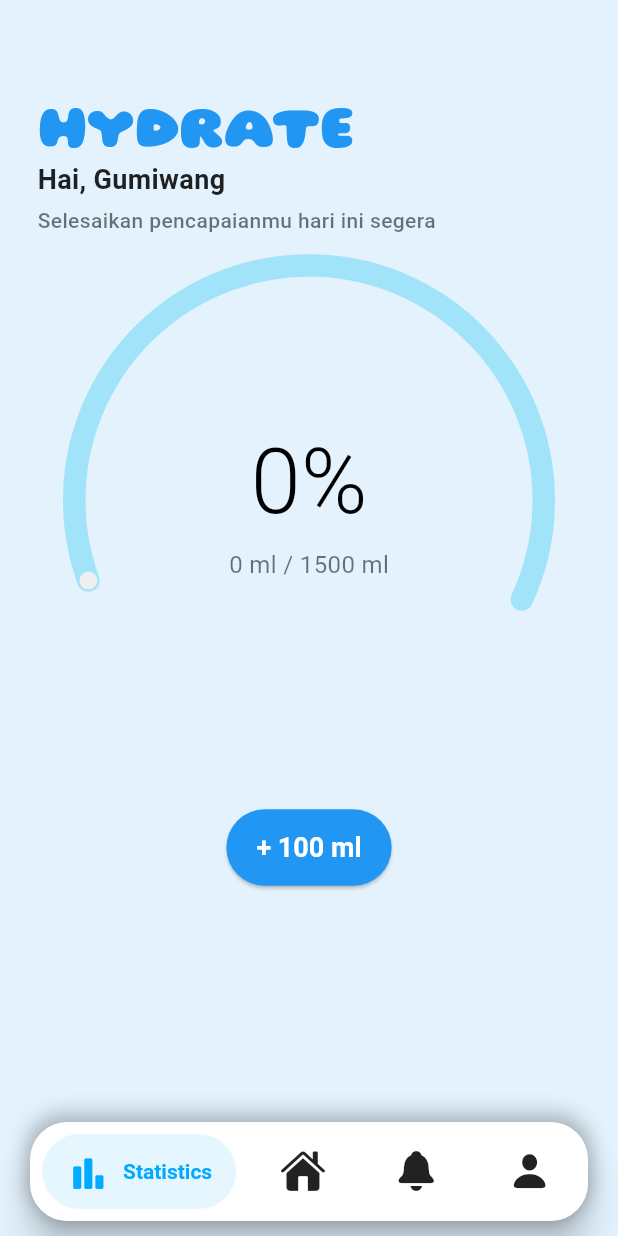
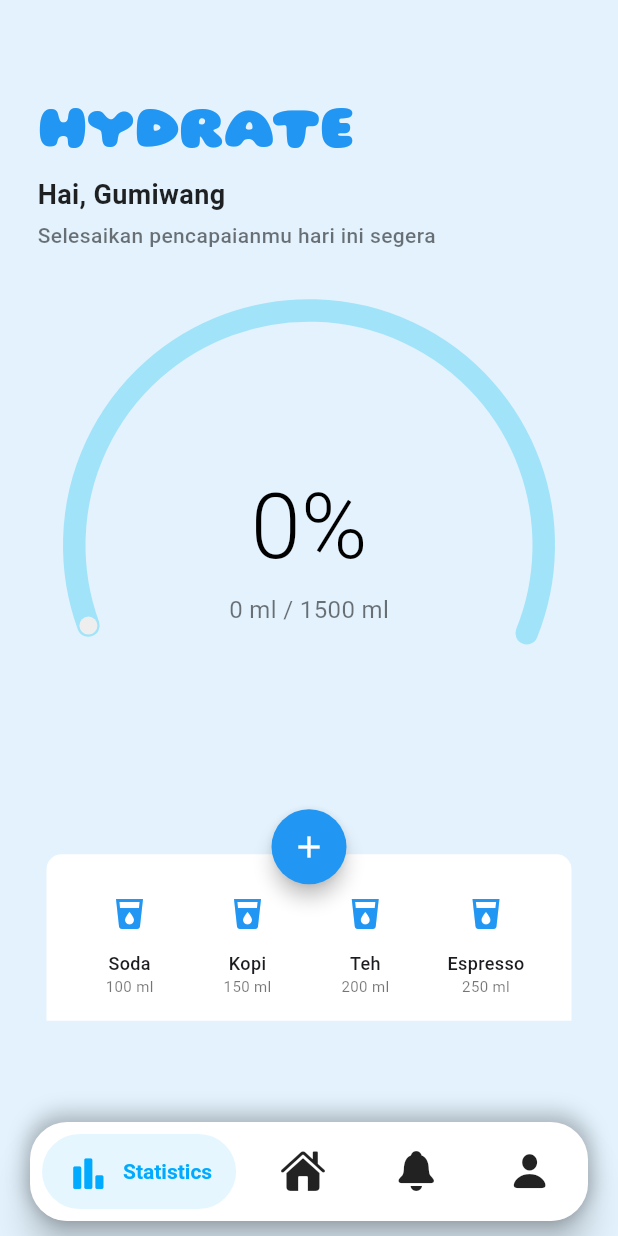
Before and after one commit to rizaldinata/hydrate, a Flutter app: the screen it shows after launch, on a phone screen of 412 x 824 dp. Run offline on Flutter 3.47's test engine with Material 3 defaults, Android fonts, the phone set to English and light mode, and no system bars; drawn by our look-alikes of dashed_circular_progress_bar, salomon_bottom_bar; our stand-ins replace flutter_svg, google_fonts, smooth_page_indicator; missing offline and left inert: water_bottle.

Commit message:
memprbaiki seluruh homescreen

```diff
--- a/lib/view/screen/home_screen1.dart
+++ b/lib/view/screen/home_screen1.dart
@@ -1,7 +1,6 @@
 import 'package:flutter/material.dart';
 import 'package:hydrate/controller/home_controller.dart';
 import 'package:hydrate/view/screen/navigation.dart';
-import 'package:smooth_page_indicator/smooth_page_indicator.dart';
 import 'package:dashed_circular_progress_bar/dashed_circular_progress_bar.dart';
 
 class HomeScreens extends StatefulWidget {
@@ -19,19 +18,7 @@ class _HomeScreenState extends State<HomeScreens>
   int _currentPage = 0;
   final double target = 1500; // Target harian air
   double currentIntake = 0; // Nilai awal air dalam ml
-  final ValueNotifier<double> _valueNotifier = ValueNotifier<double>(0); // Persentase progress
-
-  // Fungsi untuk menambahkan jumlah air
-  void _addWater(double amount) {
-    setState(() {
-      if (currentIntake + amount <= target) {
-        currentIntake += amount;
-      } else {
-        currentIntake = target; // Batas maksimal
-      }
-      _valueNotifier.value = (currentIntake / target) * 100; // Hitung progress
-    });
-  }
+  final ValueNotifier<double> _valueNotifier = ValueNotifier<double>(0);
 
   @override
   void initState() {
@@ -61,6 +48,48 @@ class _HomeScreenState extends State<HomeScreens>
     super.dispose();
   }
 
+  // Fungsi untuk menambah jumlah air
+  void _addWater(double amount) {
+    setState(() {
+      if (currentIntake + amount <= target) {
+        currentIntake += amount;
+      } else {
+        currentIntake = target;
+      }
+      _valueNotifier.value = (currentIntake / target) * 100;
+    });
+
+    print("Air ditambahkan: $amount ml, Total: $currentIntake ml");
+  }
+
+  // Menampilkan modal untuk memilih jumlah air
+  void _showAddWaterModal() {
+    print("Tombol + ditekan");
+
+    showModalBottomSheet(
+      context: context,
+      isScrollControlled: true,
+      shape: const RoundedRectangleBorder(
+        borderRadius: BorderRadius.vertical(top: Radius.circular(20)),
+      ),
+      builder: (context) {
+        print("Modal muncul");
+        return Padding(
+          padding: const EdgeInsets.all(20),
+          child: Wrap(
+            spacing: 10,
+            children: [
+              _buildWaterButton(100),
+              _buildWaterButton(200),
+              _buildWaterButton(300),
+              _buildWaterButton(500),
+            ],
+          ),
+        );
+      },
+    );
+  }
+
   @override
   Widget build(BuildContext context) {
     return Scaffold(
@@ -68,7 +97,8 @@ class _HomeScreenState extends State<HomeScreens>
       body: Stack(
         children: [
           Padding(
-            padding: const EdgeInsets.symmetric(horizontal: 25.0, vertical: 60.0),
+            padding:
+                const EdgeInsets.symmetric(horizontal: 25.0, vertical: 60.0),
             child: Column(
               crossAxisAlignment: CrossAxisAlignment.start,
               children: [
@@ -78,9 +108,7 @@ class _HomeScreenState extends State<HomeScreens>
                         fontWeight: FontWeight.w900,
                         color: Colors.blue,
                         fontFamily: "Gluten")),
-                Transform.translate(
-                  offset: const Offset(0, -10),
-                  child: Text(
+                Text(
                   "Hai, ${widget.name}",
                   style: const TextStyle(
                     fontSize: 18,
@@ -88,11 +116,8 @@ class _HomeScreenState extends State<HomeScreens>
                     color: Colors.black87,
                   ),
                 ),
-                ),
                 const SizedBox(height: 4),
-                Transform.translate(
-                  offset: const Offset(0, -10),
-                  child: const Text(
+                const Text(
                   "Selesaikan pencapaianmu hari ini segera",
                   style: TextStyle(
                     fontSize: 14,
@@ -100,16 +125,14 @@ class _HomeScreenState extends State<HomeScreens>
                     color: Colors.black54,
                   ),
                 ),
-                ),
               ],
             ),
           ),
-
           Center(
             child: Column(
               mainAxisAlignment: MainAxisAlignment.center,
               children: [
-                // const SizedBox(height: 200),
+                const SizedBox(height: 100),
                 Padding(
                   padding: const EdgeInsets.all(42.0),
                   child: Center(
@@ -118,9 +141,9 @@ class _HomeScreenState extends State<HomeScreens>
                       valueNotifier: _valueNotifier,
                       progress: _valueNotifier.value,
                       startAngle: 250,
-                      sweepAngle: 225,
+                      sweepAngle: 222,
                       foregroundColor: Colors.blue,
-                      backgroundColor: Color(0xFFA1E3F9),
+                      backgroundColor: const Color(0xFFA1E3F9),
                       foregroundStrokeWidth: 15,
                       backgroundStrokeWidth: 15,
                       animation: true,
@@ -155,29 +178,48 @@ class _HomeScreenState extends State<HomeScreens>
                     ),
                   ),
                 ),
-
-                // Row untuk tombol minum air
-                Row(
-                  mainAxisAlignment: MainAxisAlignment.center,
+                Stack(
+                  clipBehavior: Clip.none,
                   children: [
-                    _buildWaterButton(100), // Tombol untuk menambah 100ml
-                    // _buildWaterButton(300), // Tombol untuk menambah 300ml
-                    // _buildWaterButton(500), // Tombol untuk menambah 500ml
+                    Container(
+                      width: 350,
+                      padding: const EdgeInsets.all(16),
+                      decoration: const BoxDecoration(
+                        color: Colors.white,
+                        borderRadius: BorderRadius.only(
+                          topLeft: Radius.circular(10),
+                          topRight: Radius.circular(10),
+                        ),
+                      ),
+                      child: Row(
+                        mainAxisAlignment: MainAxisAlignment.spaceAround,
+                        children: [
+                          _buildDrinkOption("Soda", 100),
+                          _buildDrinkOption("Kopi", 150),
+                          _buildDrinkOption("Teh", 200),
+                          _buildDrinkOption("Espresso", 250),
                         ],
                       ),
-
-                const SizedBox(height: 20),
-
-                // SmoothPageIndicator(
-                //   controller: _pageController,
-                //   count: 3,
-                //   effect: ExpandingDotsEffect(
-                //     activeDotColor: Colors.blue,
-                //     dotColor: Colors.grey[300]!,
-                //     dotHeight: 10,
-                //     dotWidth: 10,
-                //   ),
-                // ),
+                    ),
+                    Positioned(
+                      top: -30,
+                      left: 150,
+                      child: SizedBox(
+                        width: 50,
+                        height: 50,
+                        child: FloatingActionButton(
+                          backgroundColor: Colors.blue,
+                          shape: RoundedRectangleBorder(
+                            borderRadius: BorderRadius.circular(30),
+                          ),
+                          elevation: 5,
+                          onPressed: _showAddWaterModal,
+                          child: const Icon(Icons.add, color: Colors.white),
+                        ),
+                      ),
+                    ),
+                  ],
+                )
               ],
             ),
           ),
@@ -187,7 +229,6 @@ class _HomeScreenState extends State<HomeScreens>
     );
   }
 
-  // Widget tombol untuk menambah jumlah air
   Widget _buildWaterButton(double amount) {
     return Padding(
       padding: const EdgeInsets.symmetric(horizontal: 10),
@@ -197,9 +238,26 @@ class _HomeScreenState extends State<HomeScreens>
           padding: const EdgeInsets.symmetric(horizontal: 20, vertical: 15),
           textStyle: const TextStyle(fontSize: 18, fontWeight: FontWeight.bold),
         ),
-        onPressed: () => _addWater(amount),
-        child: Text("+ ${amount.toInt()} ml", style: const TextStyle(color: Colors.white)),
+        onPressed: () {
+          _addWater(amount);
+          Navigator.pop(context); // Tutup modal setelah memilih
+        },
+        child: Text("+ ${amount.toInt()} ml",
+            style: const TextStyle(color: Colors.white)),
       ),
     );
   }
+
+  Widget _buildDrinkOption(String name, double amount) {
+    return Column(
+      children: [
+        IconButton(
+          icon: const Icon(Icons.local_drink, color: Colors.blue),
+          onPressed: () => _addWater(amount),
+        ),
+        Text(name, style: const TextStyle(fontSize: 12, fontWeight: FontWeight.w500)),
+        Text('${amount.toInt()} ml', style: const TextStyle(fontSize: 10, color: Colors.black54)),
+      ],
+    );
   }
+}
```
Also changed, not shown: 12 other files. Lines whose indentation alone changed are shown as unchanged.
